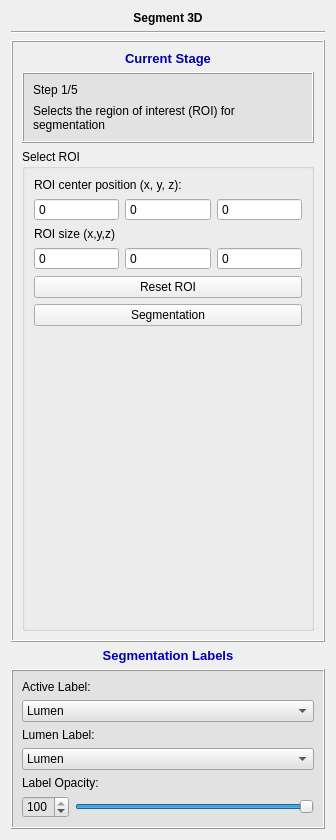
The window that codes/UI/ModuleWidget.ui (wuzhuobin/PlaqueQuant) describes before a commit, drawn with Qt 5.
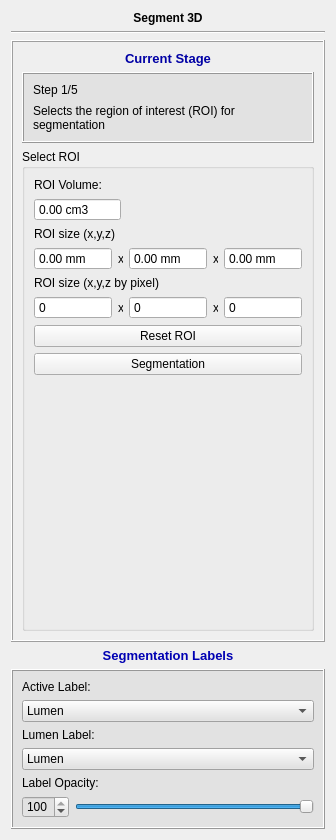
The same window after the commit. The open tabs and pages were chosen to show the change. Icons and pictures are not drawn.

Commit message: Link ROI widget with slots.

```diff
--- a/codes/UI/ModuleWidget.ui
+++ b/codes/UI/ModuleWidget.ui
@@ -167,61 +167,158 @@
           <item>
            <widget class="QLabel" name="label_9">
             <property name="text">
-             <string>ROI center position (x, y, z):</string>
+             <string>ROI Volume:</string>
             </property>
            </widget>
           </item>
           <item>
-           <layout class="QHBoxLayout" name="horizontalLayout_8">
-            <property name="bottomMargin">
-             <number>0</number>
-            </property>
+           <layout class="QHBoxLayout" name="horizontalLayout_3">
             <item>
-             <widget class="QSpinBox" name="centerSpinBox1">
-              <property name="buttonSymbols">
-               <enum>QAbstractSpinBox::NoButtons</enum>
+             <widget class="QDoubleSpinBox" name="volumeDoubleSpinBox">
+              <property name="enabled">
+               <bool>true</bool>
               </property>
-              <property name="maximum">
-               <number>9999</number>
+              <property name="readOnly">
+               <bool>true</bool>
               </property>
-             </widget>
-            </item>
-            <item>
-             <widget class="QSpinBox" name="centerSpinBox2">
               <property name="buttonSymbols">
                <enum>QAbstractSpinBox::NoButtons</enum>
               </property>
+              <property name="suffix">
+               <string> cm3</string>
+              </property>
               <property name="maximum">
-               <number>99999</number>
+               <double>65535.000000000000000</double>
               </property>
              </widget>
             </item>
             <item>
-             <widget class="QSpinBox" name="centerSpinBox3">
-              <property name="buttonSymbols">
-               <enum>QAbstractSpinBox::NoButtons</enum>
+             <spacer name="horizontalSpacer">
+              <property name="orientation">
+               <enum>Qt::Horizontal</enum>
               </property>
-              <property name="maximum">
-               <number>99999</number>
+              <property name="sizeHint" stdset="0">
+               <size>
+                <width>40</width>
+                <height>20</height>
+               </size>
               </property>
-             </widget>
+             </spacer>
             </item>
            </layout>
           </item>
           <item>
-           <widget class="QLabel" name="label_10">
+           <widget class="QLabel" name="label_19">
             <property name="text">
              <string>ROI size (x,y,z)</string>
             </property>
            </widget>
           </item>
           <item>
-           <layout class="QHBoxLayout" name="horizontalLayout_16">
-            <property name="bottomMargin">
-             <number>0</number>
+           <layout class="QHBoxLayout" name="horizontalLayout_4">
+            <item>
+             <widget class="QDoubleSpinBox" name="sizeDoubleSpinBoxX_mm">
+              <property name="readOnly">
+               <bool>true</bool>
+              </property>
+              <property name="buttonSymbols">
+               <enum>QAbstractSpinBox::NoButtons</enum>
+              </property>
+              <property name="suffix">
+               <string> mm</string>
+              </property>
+              <property name="maximum">
+               <double>9999.000000000000000</double>
+              </property>
+             </widget>
+            </item>
+            <item>
+             <widget class="QLabel" name="label_5">
+              <property name="maximumSize">
+               <size>
+                <width>5</width>
+                <height>16777215</height>
+               </size>
+              </property>
+              <property name="contextMenuPolicy">
+               <enum>Qt::ActionsContextMenu</enum>
+              </property>
+              <property name="styleSheet">
+               <string notr="true">QLabel{
+	text-align: center
+}</string>
+              </property>
+              <property name="text">
+               <string>x</string>
+              </property>
+             </widget>
+            </item>
+            <item>
+             <widget class="QDoubleSpinBox" name="sizeDoubleSpinBoxY_mm">
+              <property name="readOnly">
+               <bool>true</bool>
+              </property>
+              <property name="buttonSymbols">
+               <enum>QAbstractSpinBox::NoButtons</enum>
+              </property>
+              <property name="suffix">
+               <string> mm</string>
+              </property>
+              <property name="maximum">
+               <double>9999.000000000000000</double>
+              </property>
+             </widget>
+            </item>
+            <item>
+             <widget class="QLabel" name="label_6">
+              <property name="maximumSize">
+               <size>
+                <width>5</width>
+                <height>16777215</height>
+               </size>
+              </property>
+              <property name="contextMenuPolicy">
+               <enum>Qt::ActionsContextMenu</enum>
+              </property>
+              <property name="styleSheet">
+               <string notr="true">QLabel{
+	text-align: center
+}</string>
+              </property>
+              <property name="text">
+               <string>x</string>
+              </property>
+             </widget>
+            </item>
+            <item>
+             <widget class="QDoubleSpinBox" name="sizeDoubleSpinBoxZ_mm">
+              <property name="readOnly">
+               <bool>true</bool>
+              </property>
+              <property name="buttonSymbols">
+               <enum>QAbstractSpinBox::NoButtons</enum>
+              </property>
+              <property name="suffix">
+               <string> mm</string>
+              </property>
+              <property name="maximum">
+               <double>9999.000000000000000</double>
+              </property>
+             </widget>
+            </item>
+           </layout>
+          </item>
+          <item>
+           <widget class="QLabel" name="label_10">
+            <property name="text">
+             <string>ROI size (x,y,z by pixel)</string>
             </property>
+           </widget>
+          </item>
+          <item>
+           <layout class="QHBoxLayout" name="horizontalLayout_8">
             <item>
-             <widget class="QSpinBox" name="sizeSpinBox1">
+             <widget class="QSpinBox" name="sizeSpinBoxX">
               <property name="buttonSymbols">
                <enum>QAbstractSpinBox::NoButtons</enum>
               </property>
@@ -231,22 +328,64 @@
              </widget>
             </item>
             <item>
-             <widget class="QSpinBox" name="sizeSpinBox2">
+             <widget class="QLabel" name="label_7">
+              <property name="maximumSize">
+               <size>
+                <width>5</width>
+                <height>16777215</height>
+               </size>
+              </property>
+              <property name="contextMenuPolicy">
+               <enum>Qt::ActionsContextMenu</enum>
+              </property>
+              <property name="styleSheet">
+               <string notr="true">QLabel{
+	text-align: center
+}</string>
+              </property>
+              <property name="text">
+               <string>x</string>
+              </property>
+             </widget>
+            </item>
+            <item>
+             <widget class="QSpinBox" name="sizeSpinBoxY">
               <property name="buttonSymbols">
                <enum>QAbstractSpinBox::NoButtons</enum>
               </property>
               <property name="maximum">
-               <number>9999</number>
+               <number>99999</number>
               </property>
              </widget>
             </item>
             <item>
-             <widget class="QSpinBox" name="sizeSpinBox3">
+             <widget class="QLabel" name="label_18">
+              <property name="maximumSize">
+               <size>
+                <width>5</width>
+                <height>16777215</height>
+               </size>
+              </property>
+              <property name="contextMenuPolicy">
+               <enum>Qt::ActionsContextMenu</enum>
+              </property>
+              <property name="styleSheet">
+               <string notr="true">QLabel{
+	text-align: center
+}</string>
+              </property>
+              <property name="text">
+               <string>x</string>
+              </property>
+             </widget>
+            </item>
+            <item>
+             <widget class="QSpinBox" name="sizeSpinBoxZ">
               <property name="buttonSymbols">
                <enum>QAbstractSpinBox::NoButtons</enum>
               </property>
               <property name="maximum">
-               <number>9999</number>
+               <number>99999</number>
               </property>
              </widget>
             </item>
```
Left out of the diff: 11 changed lines with no effect on the pictures. The commit also changes 7 other files.
